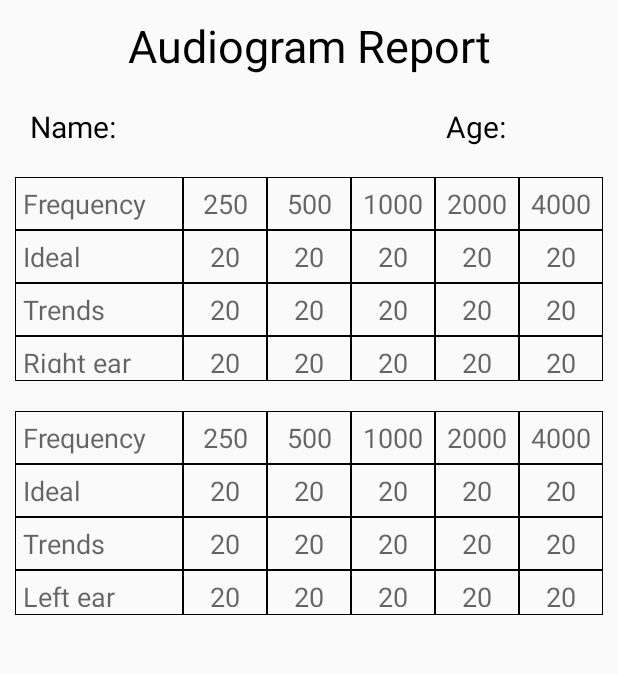
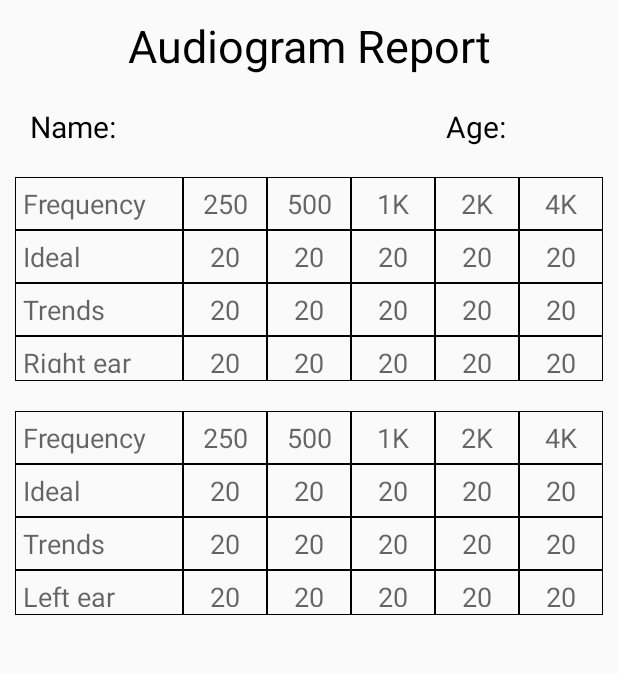
Before and after one commit to parthxparab/HearAssist, an Android app: the layout activity_report.xml on its own in the app's theme, with its tools: preview values and no code run, on a phone screen of 412 x 824 dp, the part 156-830 px from its top. Run offline under Robolectric (Android 15) with nearby library versions, the light colour scheme and no system bars; Roboto replaces fonts that are not available here.

Commit message:
report static

```diff
--- a/app/src/main/java/com/example/parthxparab/hearassist/BrowseImage.java
+++ b/app/src/main/java/com/example/parthxparab/hearassist/BrowseImage.java
@@ -78,6 +78,7 @@ public class BrowseImage extends AppCompatActivity {
         String gpath = myBundle.getString("path");
         String user = myBundle.getString("user");
         String age = myBundle.getString("age");
+
 
         Bitmap bitmap = BitmapFactory.decodeFile(gpath);
         img.setImageBitmap(bitmap);
--- a/app/src/main/java/com/example/parthxparab/hearassist/FreqTest.java
+++ b/app/src/main/java/com/example/parthxparab/hearassist/FreqTest.java
@@ -310,13 +310,13 @@ public class FreqTest extends AppCompatActivity {
             {
                 System.exit(0);}
 
-            for (int k = 0; k < 2; k++) {
+            for (int k = 0; k < 1; k++) { //k = 2 for normal
 
 
                 EarImage(k);
                 ear = k;
                 //Log.d("MainActivity: ", "ear: " + ear);
-                for (int i = 0; i < 2; i++) {//testingFrequencies.length
+                for (int i = 0; i < 1; i++) {//testingFrequencies.length
 
                     Log.d("MainActivity: ", "frequency: " + frequency);
 
--- a/app/src/main/res/layout/activity_report.xml
+++ b/app/src/main/res/layout/activity_report.xml
@@ -71,7 +71,8 @@
             android:layout_width="match_parent"
             android:layout_height="136dp"
             android:stretchColumns="5"
-            tools:layout_editor_absoluteY="0dp">
+            tools:layout_editor_absoluteY="0dp"
+            tools:ignore="MissingConstraints">
 
             <TableRow
                 android:layout_width="match_parent"
@@ -113,7 +114,7 @@
                     android:background="@drawable/cell_shape"
                     android:gravity="center"
                     android:padding="5dp"
-                    android:text="1000"
+                    android:text="1K"
                     android:textAppearance="?android:attr/textAppearanceMedium" />
 
                 <TextView
@@ -123,7 +124,7 @@
                     android:background="@drawable/cell_shape"
                     android:gravity="center"
                     android:padding="5dp"
-                    android:text="2000"
+                    android:text="2K"
                     android:textAppearance="?android:attr/textAppearanceMedium" />
 
                 <TextView
@@ -133,7 +134,7 @@
                     android:background="@drawable/cell_shape"
                     android:gravity="center"
                     android:padding="5dp"
-                    android:text="4000"
+                    android:text="4K"
                     android:textAppearance="?android:attr/textAppearanceMedium" />
             </TableRow>
 
@@ -390,7 +391,7 @@
                     android:background="@drawable/cell_shape"
                     android:gravity="center"
                     android:padding="5dp"
-                    android:text="1000"
+                    android:text="1K"
                     android:textAppearance="?android:attr/textAppearanceMedium" />
 
                 <TextView
@@ -400,7 +401,7 @@
                     android:background="@drawable/cell_shape"
                     android:gravity="center"
                     android:padding="5dp"
-                    android:text="2000"
+                    android:text="2K"
                     android:textAppearance="?android:attr/textAppearanceMedium" />
 
                 <TextView
@@ -410,7 +411,7 @@
                     android:background="@drawable/cell_shape"
                     android:gravity="center"
                     android:padding="5dp"
-                    android:text="4000"
+                    android:text="4K"
                     android:textAppearance="?android:attr/textAppearanceMedium" />
             </TableRow>
 
```
Also changed, not shown: app/src/main/java/com/example/parthxparab/hearassist/Graph.java (+7 -1 lines), app/src/main/java/com/example/parthxparab/hearassist/Report.java (+22 -23 lines).
